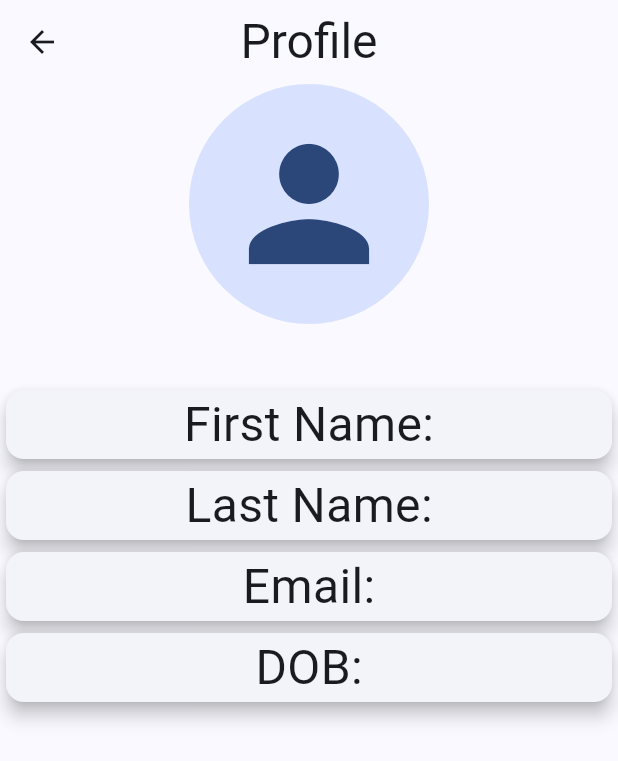
After one commit to raval5114/quiz_app, a Flutter app: the Profile screen opened directly, on a phone screen of 412 x 824 dp. The commit adds this screen. Shown: the top 761 px of the screen. Run offline on Flutter 3.47's test engine with Material 3 defaults, Android fonts, the phone set to English and light mode, and no system bars; our stand-ins replace flutter_riverpod, shared_preferences; missing offline and left inert: mongo_dart; accounts and stored records are empty.

Commit message:
new changes

```diff
--- a/lib/Controller/Auth/createAccountCompoenent.dart
+++ b/lib/Controller/Auth/createAccountCompoenent.dart
@@ -143,7 +143,7 @@ class _CreateAccountComponentState
             const SizedBox(height: 50),
             ElevatedButton(
               style: ButtonStyle(
-                backgroundColor: WidgetStateProperty.all(Colors.blueAccent),
+                backgroundColor: WidgetStateProperty.all(Colors.purpleAccent),
               ),
               onPressed: () {
                 if (_formKey.currentState!.validate()) {
--- a/lib/Controller/Auth/loginComponent.dart
+++ b/lib/Controller/Auth/loginComponent.dart
@@ -182,7 +182,8 @@ class _LoginComponentState extends State<LoginComponent> {
                 const SizedBox(height: 50),
                 ElevatedButton(
                   style: ButtonStyle(
-                    backgroundColor: WidgetStateProperty.all(Colors.blueAccent),
+                    backgroundColor:
+                        WidgetStateProperty.all(Colors.purpleAccent),
                   ),
                   onPressed: _isLoading
                       ? null
@@ -211,6 +212,7 @@ class _LoginComponentState extends State<LoginComponent> {
                       const Text("Don't have an Account?"),
                       InkWell(
                         onTap: () {
+                          //  authService.fin
                           Navigator.push(
                             context,
                             MaterialPageRoute(
@@ -220,7 +222,7 @@ class _LoginComponentState extends State<LoginComponent> {
                         },
                         child: const Text(
                           " Sign up",
-                          style: TextStyle(color: Colors.blueAccent),
+                          style: TextStyle(color: Colors.purpleAccent),
                         ),
                       )
                     ],
--- a/lib/Controller/appLogo.dart
+++ b/lib/Controller/appLogo.dart
@@ -15,7 +15,7 @@ class _AppLogoState extends State<AppLogo> {
         child: Hero(
           tag: 'splash',
           child:
-              Image.asset('assets/images/appLogo.png', width: 240, height: 200),
+              Image.asset('assets/images/AppLogo.png', width: 240, height: 200),
         ));
   }
 }
--- /dev/null
+++ b/lib/View/Auth/Profile/profile.dart
@@ -0,0 +1,107 @@
+import 'package:flutter/material.dart';
+import 'package:flutter_riverpod/flutter_riverpod.dart';
+import 'package:quiz_app/Model/Provider/sessionProvider.dart';
+
+class Profile extends ConsumerStatefulWidget {
+  const Profile({super.key});
+
+  @override
+  ConsumerState<Profile> createState() => _ProfileState();
+}
+
+class _ProfileState extends ConsumerState<Profile> {
+  @override
+  Widget build(BuildContext context) {
+    String firstName = ref.watch(sessionProvider).user!.firstName;
+    String lastName = ref.watch(sessionProvider).user!.lastName;
+    String email = ref.watch(sessionProvider).user!.email;
+    String dob = ref.watch(sessionProvider).user!.dob;
+    return Scaffold(
+      appBar: AppBar(
+        title: const Text(
+          "Profile",
+          style: TextStyle(fontSize: 32, fontWeight: FontWeight.w400),
+        ),
+        centerTitle: true,
+      ),
+      body: Expanded(
+          child: ListView(
+        children: [
+          const Expanded(
+              child: Column(
+            children: [
+              CircleAvatar(radius: 80, child: Icon(size: 120, Icons.person)),
+            ],
+          )),
+          const SizedBox(
+            height: 40,
+          ),
+          Card(
+            elevation: 5,
+            child: Row(
+              mainAxisAlignment: MainAxisAlignment.center,
+              children: [
+                const Text(
+                  "First Name:",
+                  style: TextStyle(fontSize: 32),
+                ),
+                Text(
+                  firstName,
+                  style: const TextStyle(fontSize: 32),
+                )
+              ],
+            ),
+          ),
+          Card(
+            elevation: 5,
+            child: Row(
+              mainAxisAlignment: MainAxisAlignment.center,
+              children: [
+                const Text(
+                  "Last Name:",
+                  style: TextStyle(fontSize: 32),
+                ),
+                Text(
+                  lastName,
+                  style: const TextStyle(fontSize: 32),
+                )
+              ],
+            ),
+          ),
+          Card(
+            elevation: 5,
+            child: Row(
+              mainAxisAlignment: MainAxisAlignment.center,
+              children: [
+                const Text(
+                  "Email:",
+                  style: TextStyle(fontSize: 32),
+                ),
+                Text(
+                  "$email",
+                  style: const TextStyle(fontSize: 22),
+                )
+              ],
+            ),
+          ),
+          Card(
+            elevation: 5,
+            child: Row(
+              mainAxisAlignment: MainAxisAlignment.center,
+              children: [
+                const Text(
+                  "DOB:",
+                  style: TextStyle(fontSize: 32),
+                ),
+                Text(
+                  dob,
+                  style: const TextStyle(fontSize: 32),
+                )
+              ],
+            ),
+          ),
+        ],
+      )),
+    );
+  }
+}
--- a/lib/View/Auth/SignUp/loginPage.dart
+++ b/lib/View/Auth/SignUp/loginPage.dart
@@ -18,7 +18,7 @@ class _LoginPageState extends State<LoginPage> {
         child: SizedBox(
           width: 520,
           child: Column(
-            children: [LoginComponent()],
+            children: [Text("The Quiz App"), LoginComponent()],
           ),
         ),
       ),
--- a/pubspec.yaml
+++ b/pubspec.yaml
@@ -62,8 +62,8 @@ flutter:
   uses-material-design: true
 
   # To add assets to your application, add an assets section, like this:
-   #assets:
-    # - images/a_dot_burr.jpeg
+assets:
+  - images/AppLogo.png
 
   # An image asset can refer to one or more resolution-specific "variants", see
   # https://flutter.dev/to/resolution-aware-images
```
Also changed, not shown: lib/Controller/Auth/createPasswordComponent.dart (+10 -2 lines), lib/Controller/ExpanionTile/expansionTile.dart (+41 -61 lines), lib/Controller/learn.dart (+25 -5 lines), lib/Controller/profileComponent.dart (+123 -5 lines), lib/Model/Article.dart (added, +107 -0 lines), lib/Model/Provider/articleProvider.dart (added, +28 -0 lines), lib/Model/auth.dart (+26 -2 lines), lib/Model/const.dart (+56 -9 lines), lib/main.dart (+4 -4 lines), lib/splashScreen.dart (+37 -12 lines), assets/images/AppLogo.png (added), lib/View/Auth/splashScreen.dart (added).
